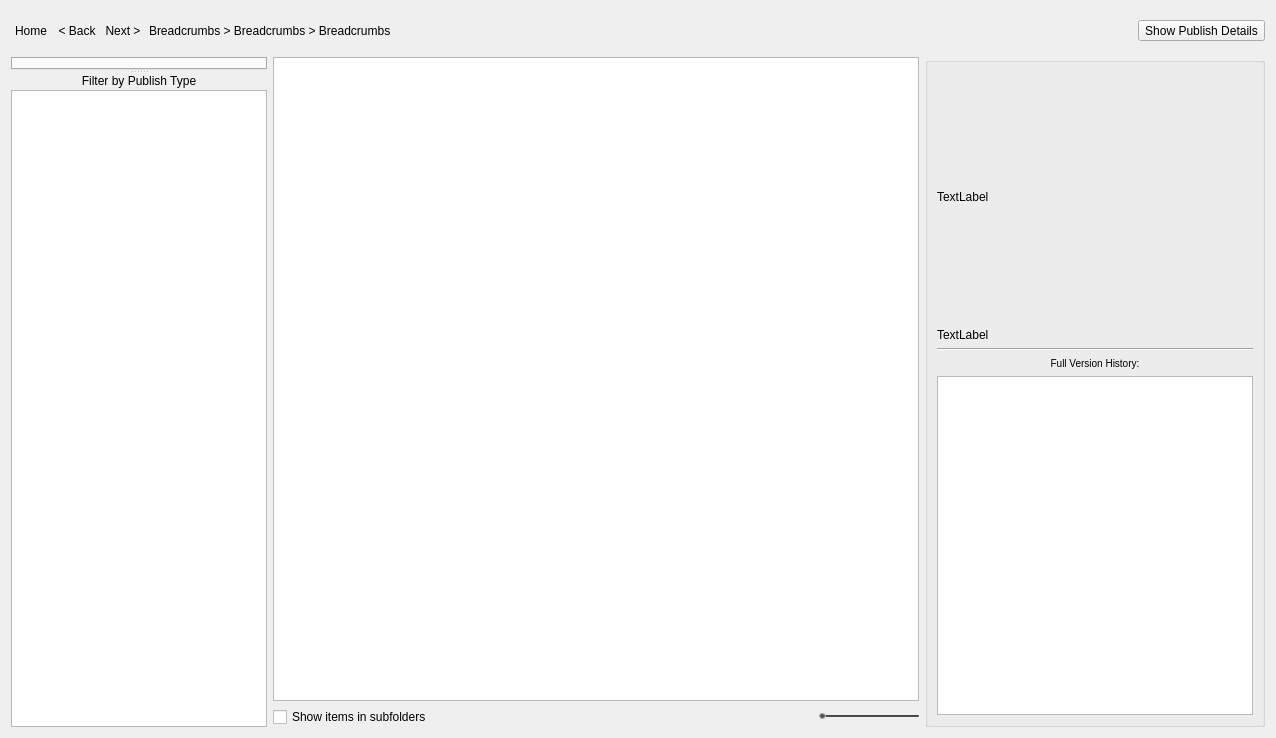
This is resources/dialog.ui in shotgunsoftware/tk-multi-loader2 as Qt 5 draws it before an edit. The edited form follows.
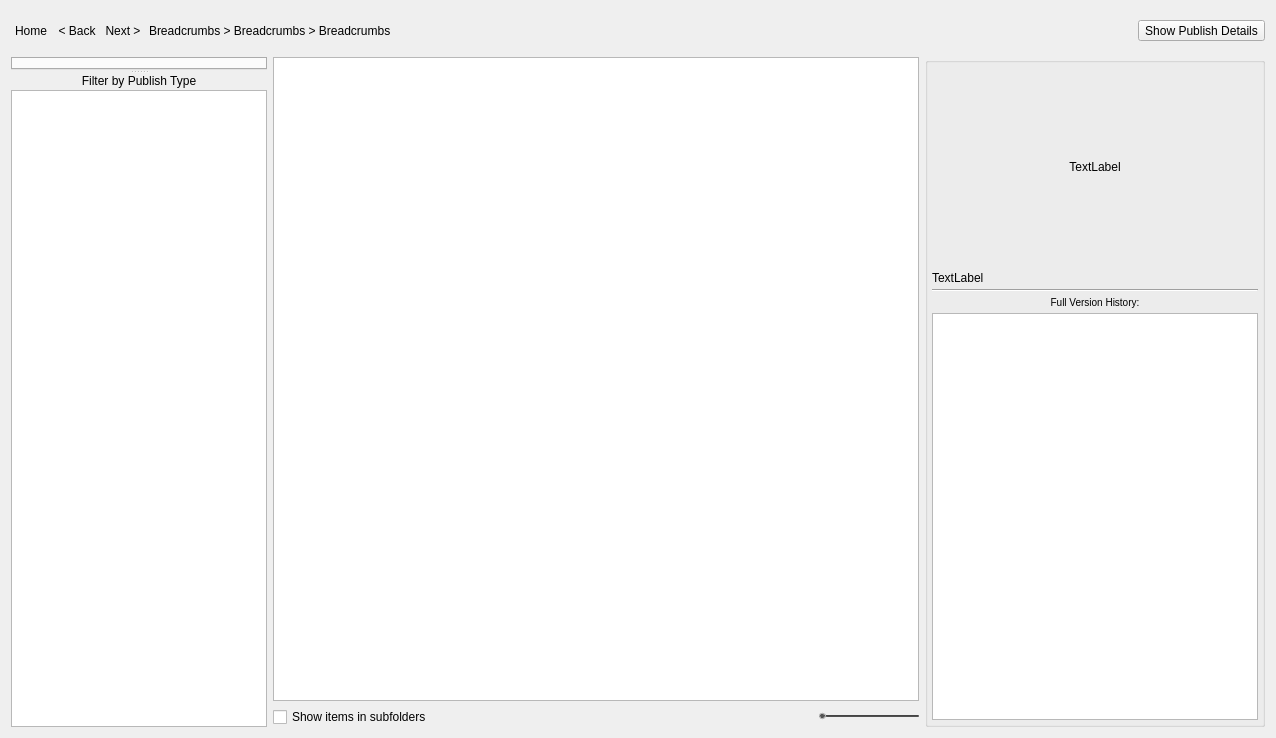
This is the edited form. Icons and pictures are not drawn.

Commit message: tweaking thumbnail detail size.

The edit to the form file:
```diff
--- a/resources/dialog.ui
+++ b/resources/dialog.ui
@@ -325,6 +325,27 @@
       <string/>
      </property>
      <layout class="QVBoxLayout" name="verticalLayout_3">
+      <property name="spacing">
+       <number>4</number>
+      </property>
+      <property name="margin">
+       <number>4</number>
+      </property>
+      <item>
+       <layout class="QHBoxLayout" name="horizontalLayout">
+        <item>
+         <spacer name="horizontalSpacer">
+          <property name="orientation">
+           <enum>Qt::Horizontal</enum>
+          </property>
+          <property name="sizeHint" stdset="0">
+           <size>
+            <width>40</width>
+            <height>20</height>
+           </size>
+          </property>
+         </spacer>
+        </item>
       <item>
        <widget class="QLabel" name="details_image">
         <property name="sizePolicy">
@@ -335,14 +356,14 @@
         </property>
         <property name="minimumSize">
          <size>
-          <width>320</width>
-          <height>250</height>
+            <width>256</width>
+            <height>200</height>
          </size>
         </property>
         <property name="maximumSize">
          <size>
-          <width>320</width>
-          <height>250</height>
+            <width>256</width>
+            <height>200</height>
          </size>
         </property>
         <property name="text">
@@ -351,7 +372,25 @@
         <property name="scaledContents">
          <bool>true</bool>
         </property>
-       </widget>
+          <property name="alignment">
+           <set>Qt::AlignCenter</set>
+          </property>
+         </widget>
+        </item>
+        <item>
+         <spacer name="horizontalSpacer_4">
+          <property name="orientation">
+           <enum>Qt::Horizontal</enum>
+          </property>
+          <property name="sizeHint" stdset="0">
+           <size>
+            <width>40</width>
+            <height>20</height>
+           </size>
+          </property>
+         </spacer>
+        </item>
+       </layout>
       </item>
       <item>
        <widget class="QLabel" name="details_header">
```
Lines whose indentation alone changed are shown as unchanged. The commit also changes 2 other files.
